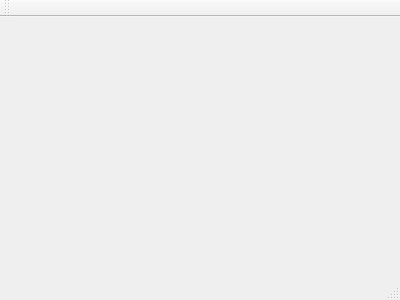
First picture: the form in watersteam.ui, repository sotyarama/G-PRJ-WS, before the edit.
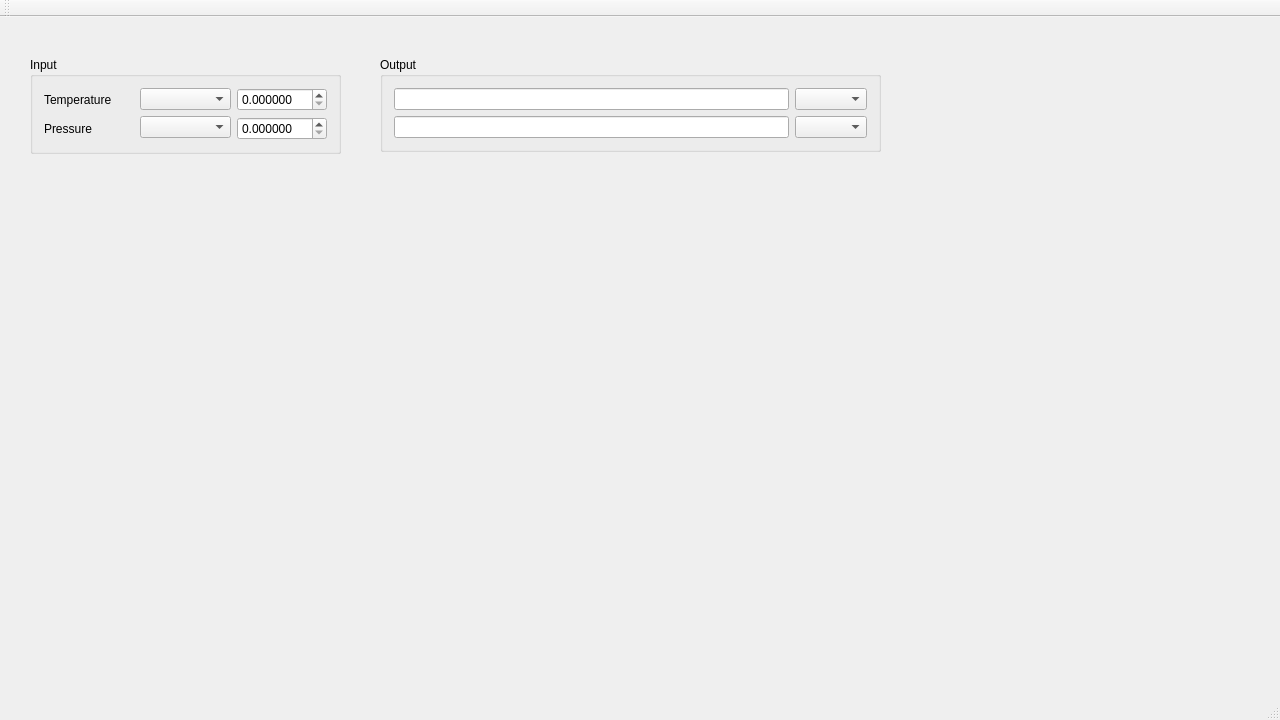
Second picture: the form after the edit.

Commit message: Region 4 Calculation with unit conversion features

```diff
--- a/watersteam.ui
+++ b/watersteam.ui
@@ -1,24 +1,150 @@
 <ui version="4.0">
  <class>WaterSteam</class>
- <widget class="QMainWindow" name="WaterSteam" >
-  <property name="geometry" >
+ <widget class="QMainWindow" name="WaterSteam">
+  <property name="geometry">
    <rect>
     <x>0</x>
     <y>0</y>
-    <width>400</width>
-    <height>300</height>
+    <width>1280</width>
+    <height>720</height>
    </rect>
   </property>
-  <property name="windowTitle" >
+  <property name="minimumSize">
+   <size>
+    <width>1280</width>
+    <height>720</height>
+   </size>
+  </property>
+  <property name="windowTitle">
    <string>WaterSteam</string>
   </property>
-  <widget class="QMenuBar" name="menuBar" />
-  <widget class="QToolBar" name="mainToolBar" />
-  <widget class="QWidget" name="centralWidget" />
-  <widget class="QStatusBar" name="statusBar" />
+  <widget class="QWidget" name="centralWidget">
+   <widget class="QGroupBox" name="InputgroupBox">
+    <property name="geometry">
+     <rect>
+      <x>30</x>
+      <y>40</y>
+      <width>311</width>
+      <height>97</height>
+     </rect>
+    </property>
+    <property name="title">
+     <string>Input</string>
+    </property>
+    <layout class="QGridLayout" name="gridLayout">
+     <item row="0" column="0">
+      <layout class="QHBoxLayout" name="horizontalLayout">
+       <item>
+        <layout class="QVBoxLayout" name="verticalLayout_3">
+         <item>
+          <widget class="QLabel" name="Temperaturelabel">
+           <property name="text">
+            <string>Temperature</string>
+           </property>
+          </widget>
+         </item>
+         <item>
+          <widget class="QLabel" name="Pressurelabel">
+           <property name="text">
+            <string>Pressure</string>
+           </property>
+          </widget>
+         </item>
+        </layout>
+       </item>
+       <item>
+        <layout class="QVBoxLayout" name="verticalLayout_4">
+         <item>
+          <widget class="QComboBox" name="TemperatureIncomboBox"/>
+         </item>
+         <item>
+          <widget class="QComboBox" name="PressureIncomboBox"/>
+         </item>
+        </layout>
+       </item>
+       <item>
+        <layout class="QVBoxLayout" name="verticalLayout">
+         <item>
+          <widget class="QDoubleSpinBox" name="TemperatureSpinBox">
+           <property name="decimals">
+            <number>6</number>
+           </property>
+          </widget>
+         </item>
+         <item>
+          <widget class="QDoubleSpinBox" name="PressureSpinBox">
+           <property name="decimals">
+            <number>6</number>
+           </property>
+          </widget>
+         </item>
+        </layout>
+       </item>
+      </layout>
+     </item>
+    </layout>
+   </widget>
+   <widget class="QGroupBox" name="OutputgroupBox">
+    <property name="geometry">
+     <rect>
+      <x>380</x>
+      <y>40</y>
+      <width>501</width>
+      <height>95</height>
+     </rect>
+    </property>
+    <property name="title">
+     <string>Output</string>
+    </property>
+    <layout class="QGridLayout" name="gridLayout_2">
+     <item row="0" column="0">
+      <layout class="QHBoxLayout" name="horizontalLayout_2">
+       <item>
+        <layout class="QVBoxLayout" name="verticalLayout_2">
+         <item>
+          <widget class="QLineEdit" name="TemperaturelineEdit"/>
+         </item>
+         <item>
+          <widget class="QLineEdit" name="PressurelineEdit"/>
+         </item>
+        </layout>
+       </item>
+       <item>
+        <layout class="QVBoxLayout" name="verticalLayout_5">
+         <item>
+          <widget class="QComboBox" name="TemperatureOutcomboBox"/>
+         </item>
+         <item>
+          <widget class="QComboBox" name="PressureOutcomboBox"/>
+         </item>
+        </layout>
+       </item>
+      </layout>
+     </item>
+    </layout>
+   </widget>
+  </widget>
+  <widget class="QMenuBar" name="menuBar">
+   <property name="geometry">
+    <rect>
+     <x>0</x>
+     <y>0</y>
+     <width>1280</width>
+     <height>18</height>
+    </rect>
+   </property>
+  </widget>
+  <widget class="QToolBar" name="mainToolBar">
+   <attribute name="toolBarArea">
+    <enum>TopToolBarArea</enum>
+   </attribute>
+   <attribute name="toolBarBreak">
+    <bool>false</bool>
+   </attribute>
+  </widget>
+  <widget class="QStatusBar" name="statusBar"/>
  </widget>
- <layoutDefault spacing="6" margin="11" />
- <pixmapfunction></pixmapfunction>
+ <layoutdefault spacing="6" margin="11"/>
  <resources/>
  <connections/>
 </ui>
```
Left out of the diff: 1 changed line with no effect on the pictures. The commit also changes 2 other files.
